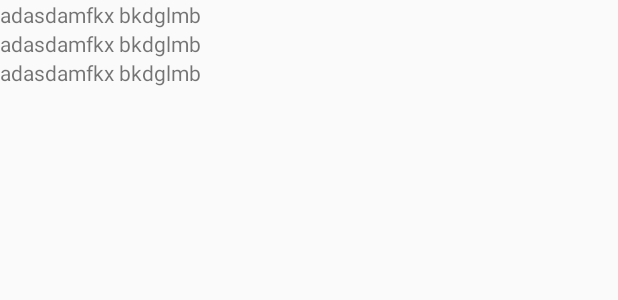
After one commit to MustafaMoose/SimplyShare-FInal, an Android app: the layout apptabdetails.xml on its own in the app's theme, with its tools: preview values and no code run, on a phone screen of 412 x 824 dp. The commit adds this screen. Shown: the top 300 px of the screen. Run offline under Robolectric (Android 15) with nearby library versions, the phone set to English and light mode, and no system bars.

Commit message:
Recycler View added.

```diff
--- a/app/build.gradle
+++ b/app/build.gradle
@@ -5,7 +5,7 @@ android {
     buildToolsVersion "25.0.3"
     defaultConfig {
         applicationId "com.example.musta.simplyshare"
-        minSdkVersion 24
+        minSdkVersion 23
         targetSdkVersion 25
         versionCode 1
         versionName "1.0"
--- a/app/src/main/AndroidManifest.xml
+++ b/app/src/main/AndroidManifest.xml
@@ -44,6 +44,10 @@
             android:name=".ReceiveFiles"
             android:label="Receive Files"/>
 
+        <activity android:name=".AppTabDetail">
+
+        </activity>
+
         <!--<provider-->
             <!--android:name="android.support.v4.content.FileProvider"-->
             <!--android:authorities="com.mydomain.fileprovider"-->
--- a/app/src/main/java/com/example/musta/simplyshare/MainActivity.java
+++ b/app/src/main/java/com/example/musta/simplyshare/MainActivity.java
@@ -15,7 +15,7 @@ public class MainActivity extends AppCompatActivity {
 
     //Enables the Send button to go to the Select Files Page
     public void SelectFiles(View view) {
-        Intent intent = new Intent(MainActivity.this, SelectFiles.class);
+        Intent intent = new Intent(view.getContext(), SelectFiles.class);
         startActivity(intent);
     }
 
--- /dev/null
+++ b/app/src/main/res/layout/apptabdetails.xml
@@ -0,0 +1,25 @@
+<?xml version="1.0" encoding="utf-8"?>
+<LinearLayout xmlns:android="http://schemas.android.com/apk/res/android"
+    android:layout_width="match_parent"
+    android:layout_height="match_parent"
+    android:orientation="vertical">
+
+    <TextView
+        android:layout_width="wrap_content"
+        android:layout_height="wrap_content"
+        android:layout_gravity="center_vertical"
+        android:text="adasdamfkx bkdglmb" />
+
+    <TextView
+        android:layout_width="wrap_content"
+        android:layout_height="wrap_content"
+        android:layout_gravity="center_vertical"
+        android:text="adasdamfkx bkdglmb" />
+
+    <TextView
+        android:layout_width="wrap_content"
+        android:layout_height="wrap_content"
+        android:layout_gravity="center_vertical"
+        android:text="adasdamfkx bkdglmb" />
+
+</LinearLayout>
--- a/app/src/main/res/layout/contain_main.xml
+++ b/app/src/main/res/layout/contain_main.xml
@@ -1,6 +1,6 @@
 <?xml version="1.0" encoding="utf-8"?>
 <android.support.v7.widget.RecyclerView
-    android:id="@+id/main_recycler_view"
+    android:id="@+id/im"
     xmlns:android="http://schemas.android.com/apk/res/android"
     android:layout_width="match_parent"
     android:layout_height="match_parent"
```
Also changed, not shown: app/src/main/java/com/example/musta/simplyshare/AppTabDetail.java (added, +17 -0 lines), app/src/main/java/com/example/musta/simplyshare/AppTabOnClickListener.java (added, +9 -0 lines), app/src/main/java/com/example/musta/simplyshare/ApplicationTab.java (+28 -3 lines), app/src/main/java/com/example/musta/simplyshare/MainAdapter.java (+18 -2 lines), app/src/main/java/com/example/musta/simplyshare/MainData.java (+4 -4 lines), app/src/main/res/layout/card_main.xml (+21 -7 lines), app/src/main/res/layout/select_apps.xml (+12 -7 lines).
